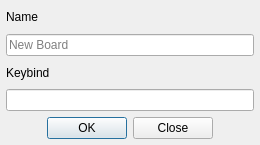
This is src/Dialog/dialogboard.ui in defaultsamson/Soundboard as Qt 5 draws it before an edit. The edited form follows.
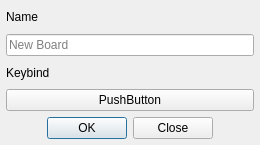
This is the edited form. Custom widgets are drawn as their Qt base class.

The edit to the form file:
```diff
--- a/src/Dialog/dialogboard.ui
+++ b/src/Dialog/dialogboard.ui
@@ -58,17 +58,8 @@
    </item>
    <item>
     <widget class="WidgetKeybind" name="lineEdiKeybind">
-     <property name="cursor">
-      <cursorShape>ArrowCursor</cursorShape>
-     </property>
-     <property name="focusPolicy">
-      <enum>Qt::ClickFocus</enum>
-     </property>
-     <property name="readOnly">
-      <bool>true</bool>
-     </property>
-     <property name="clearButtonEnabled">
-      <bool>false</bool>
+     <property name="text">
+      <string>PushButton</string>
      </property>
     </widget>
    </item>
@@ -87,7 +78,7 @@
  <customwidgets>
   <customwidget>
    <class>WidgetKeybind</class>
-   <extends>QLineEdit</extends>
+   <extends>QPushButton</extends>
    <header>src/Widget/widgetkeybind.h</header>
   </customwidget>
  </customwidgets>
```
